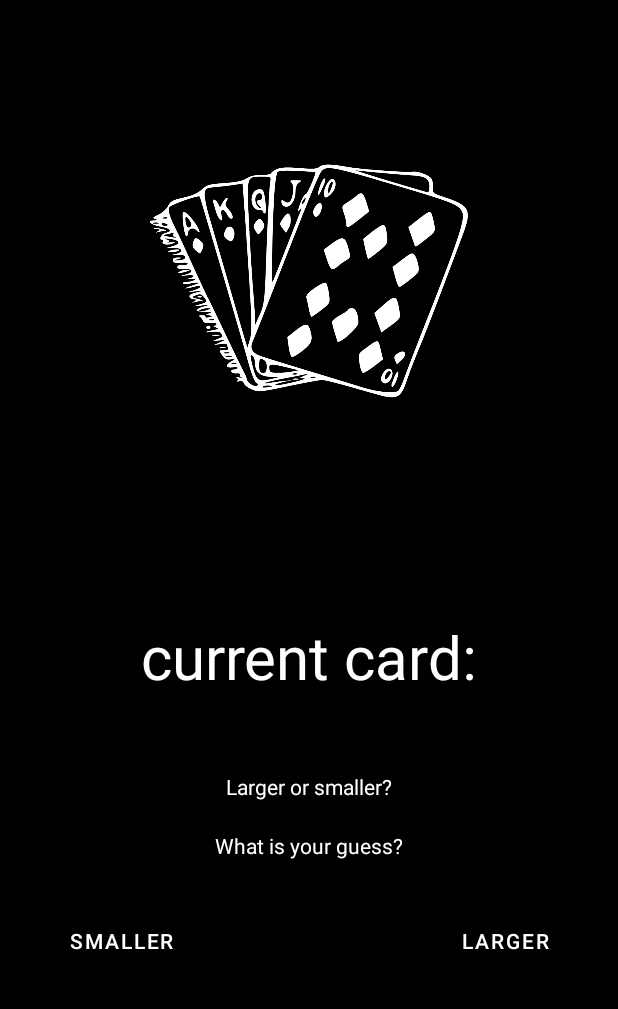
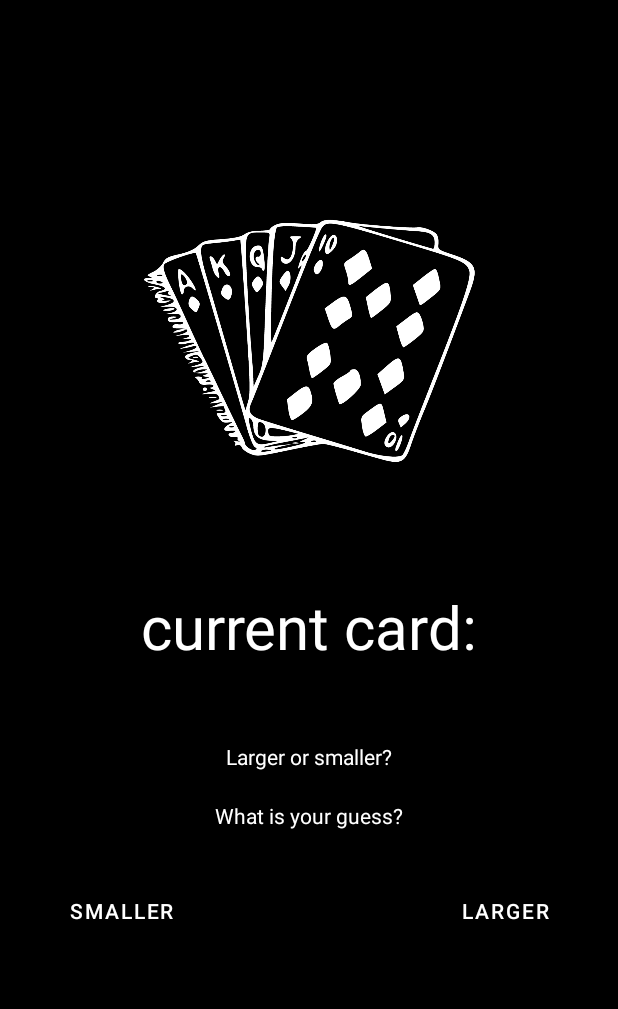
Before and after one commit to claratoll/FU_CardDeck, an Android app: the PlayActivity screen opened directly, with no data from a screen before it, on a phone screen of 412 x 824 dp, the part 62-1071 px from its top. Run offline under Robolectric (Android 15) with nearby library versions, the phone set to English and light mode, and no system bars.

Commit message:
RecyclerView

```diff
--- a/app/src/main/java/com/example/carddeck/CardRecyclerAdapter.kt
+++ b/app/src/main/java/com/example/carddeck/CardRecyclerAdapter.kt
@@ -38,7 +38,7 @@ class CardsRecyclerAdapter (val context : Context, val cards : List <Card>) : Re
     }
     inner class ViewHolder(itemView: View) : RecyclerView.ViewHolder(itemView) {
 
-        val imageView = itemView.findViewById<ImageView>(R.id.imageView)
+        val imageView = itemView.findViewById<ImageView>(R.id.cardImageView)
         val largerButton = itemView.findViewById<Button>(R.id.largerButton)
         val smallerButton = itemView.findViewById<Button>(R.id.smallerButton)
 
--- a/app/src/main/java/com/example/carddeck/PlayActivity.kt
+++ b/app/src/main/java/com/example/carddeck/PlayActivity.kt
@@ -20,6 +20,8 @@ class PlayActivity : AppCompatActivity() {
 
     private lateinit var cardImageView: ImageView
 
+    private lateinit var recyclerView: RecyclerView
+
 
 
 
@@ -28,11 +30,17 @@ class PlayActivity : AppCompatActivity() {
         setContentView(R.layout.activity_play)
 
 
+        recyclerView = findViewById(R.id.recyclerView)
 
-        cardText = findViewById(R.id.currentCard)
+        recyclerView.layoutManager = LinearLayoutManager(this)
+        recyclerView.adapter = CardsRecyclerAdapter(this, DataManager.cards)
+
+
+
+/*        cardText = findViewById(R.id.currentCard)
         largerButton = findViewById(R.id.largerButton)
         smallerButton = findViewById(R.id.smallerButton)
-        cardImageView = findViewById(R.id.cardImageView)
+        cardImageView = findViewById(R.id.cardImageView)*/
 
 
         val position = 1
@@ -40,7 +48,7 @@ class PlayActivity : AppCompatActivity() {
         //lateinit var nextCard
 
 //        createCard()
-
+/*
         largerButton.setOnClickListener {
             checkIfNextCardIsLargerOrSmaller()
             DataManager.cards[position].name = cardText.text.toString()
@@ -49,7 +57,7 @@ class PlayActivity : AppCompatActivity() {
         smallerButton.setOnClickListener{
             checkIfNextCardIsLargerOrSmaller()
 
-        }
+        }*/
     }
 
 
@@ -62,7 +70,7 @@ class PlayActivity : AppCompatActivity() {
 
         val currentCard = DataManager.createMockData()
 
-        cardImageView.setImageResource(currentCard)
+     //   cardImageView.setImageResource(currentCard)
 
 
 
--- a/app/src/main/res/layout/activity_play.xml
+++ b/app/src/main/res/layout/activity_play.xml
@@ -8,68 +8,11 @@
     android:background="@color/black"
     tools:context=".PlayActivity">
 
-    <TextView
-        android:id="@+id/currentCard"
-        android:layout_width="wrap_content"
-        android:layout_height="wrap_content"
-        android:layout_marginTop="100dp"
-        android:text="@string/current_card"
-        android:textColor="@color/white"
-        android:textSize="40sp"
-        app:layout_constraintEnd_toEndOf="parent"
-        app:layout_constraintStart_toStartOf="parent"
-        app:layout_constraintTop_toBottomOf="@+id/cardImageView" />
-
-<TextView
-android:id="@+id/whatGuess"
-android:layout_width="wrap_content"
-android:layout_height="wrap_content"
-android:layout_marginTop="20dp"
-android:text="@string/what_guess"
-android:textColor="@color/white"
-app:layout_constraintEnd_toEndOf="parent"
-app:layout_constraintStart_toStartOf="parent"
-app:layout_constraintTop_toBottomOf="@+id/larger_smaller" />
-
-<TextView
-android:id="@+id/larger_smaller"
-android:layout_width="wrap_content"
-android:layout_height="wrap_content"
-android:layout_marginTop="50dp"
-android:text="@string/larger_or_smaller"
-android:textColor="@color/white"
-app:layout_constraintEnd_toEndOf="parent"
-app:layout_constraintStart_toStartOf="parent"
-app:layout_constraintTop_toBottomOf="@+id/currentCard" />
-
-<Button
-android:id="@+id/largerButton"
-android:layout_width="wrap_content"
-android:layout_height="wrap_content"
-android:layout_marginTop="30dp"
-android:layout_marginEnd="30dp"
-android:text="@string/larger"
-app:layout_constraintEnd_toEndOf="parent"
-app:layout_constraintTop_toBottomOf="@+id/whatGuess" />
-
-<Button
-android:id="@+id/smallerButton"
-android:layout_width="wrap_content"
-android:layout_height="wrap_content"
-android:layout_marginStart="30dp"
-android:layout_marginTop="30dp"
-android:text="@string/smaller"
-app:layout_constraintStart_toStartOf="parent"
-app:layout_constraintTop_toBottomOf="@+id/whatGuess" />
-
-    <ImageView
-        android:id="@+id/cardImageView"
-        android:layout_width="217dp"
-        android:layout_height="246dp"
-        android:layout_marginTop="50dp"
-        app:layout_constraintEnd_toEndOf="parent"
-        app:layout_constraintStart_toStartOf="parent"
-        app:layout_constraintTop_toTopOf="parent"
-        app:srcCompat="@drawable/cardimage" />
-
+    <androidx.recyclerview.widget.RecyclerView
+        android:id="@+id/recyclerView"
+        android:layout_width="match_parent"
+        android:layout_height="match_parent"
+        tools:layout_editor_absoluteX="1dp"
+        tools:layout_editor_absoluteY="1dp"
+        tools:listitem="@layout/show_card" />
 </androidx.constraintlayout.widget.ConstraintLayout>
--- a/app/src/main/res/layout/show_card.xml
+++ b/app/src/main/res/layout/show_card.xml
@@ -8,11 +8,11 @@
 
 
     <ImageView
-        android:id="@+id/imageView"
+        android:id="@+id/cardImageView"
         android:layout_width="263dp"
         android:layout_height="226dp"
 
-        android:layout_marginTop="50dp"
+        android:layout_marginTop="100dp"
         app:layout_constraintEnd_toEndOf="parent"
         app:layout_constraintStart_toStartOf="parent"
         app:layout_constraintTop_toTopOf="parent"
@@ -28,7 +28,7 @@
         android:textSize="40sp"
         app:layout_constraintEnd_toEndOf="parent"
         app:layout_constraintStart_toStartOf="parent"
-        app:layout_constraintTop_toBottomOf="@+id/imageView" />
+        app:layout_constraintTop_toBottomOf="@+id/cardImageView" />
 
     <TextView
         android:id="@+id/whatGuess"
```
